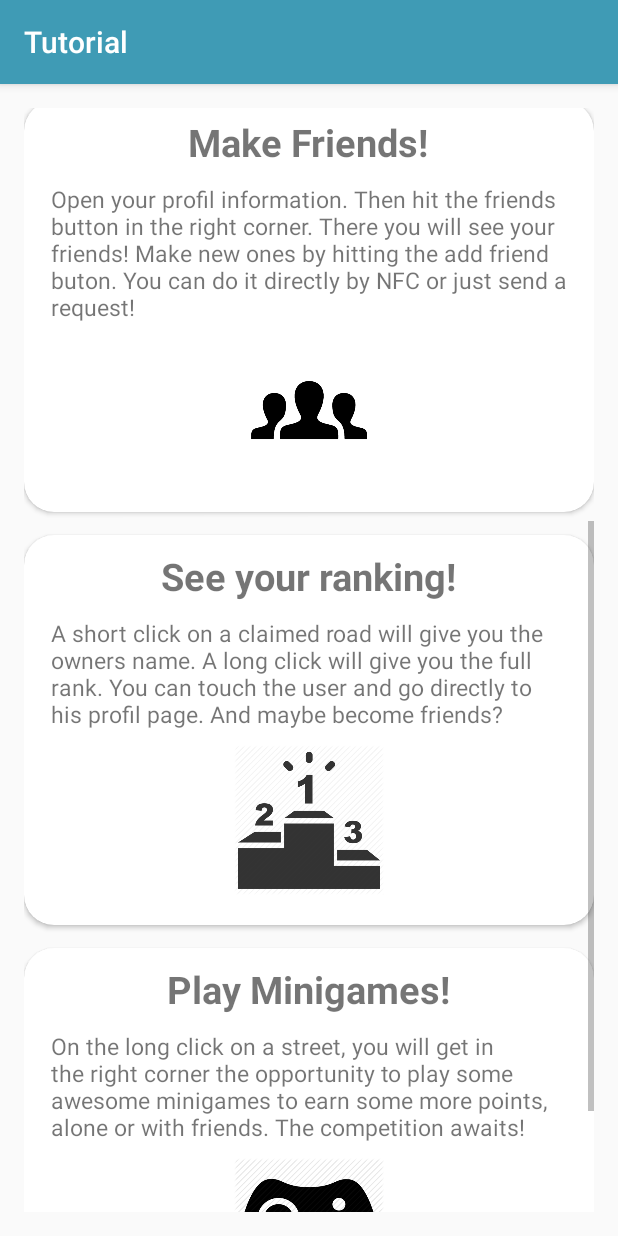
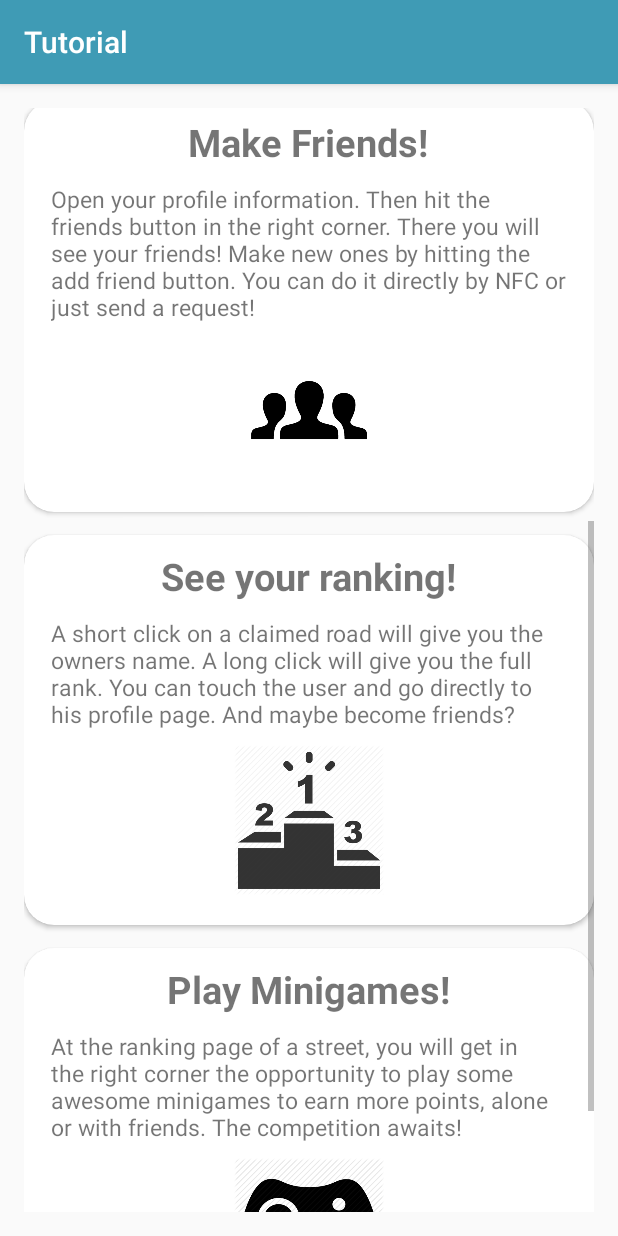
Before and after one commit to timower/RoadWars, an Android app: the screen it shows after launch (TutorialActivity), scrolled down 537 dp, on a phone screen of 412 x 824 dp. Run offline under Robolectric (Android 15) with nearby library versions, the light colour scheme and no system bars.

Commit message:
Vertaling strings tutorial

```diff
--- a/app/src/main/res/values/strings.xml
+++ b/app/src/main/res/values/strings.xml
@@ -126,13 +126,13 @@
     <string name="welcome_tutorial">Welcome to RoadWars!</string>
     <string name="welcome_tutorial_extra">This quick tutorial will guide you through the main features of this app.</string>
     <string name="start_tutorial">Start your first game!</string>
-    <string name="start_tutorial_extra">Push the start button. Ride the bike. You will get points dependend of your speed and time spend in the street. Be sure your speed is between 5km/h and 45 km/h. Collect your points afterward by pressing the stop button.</string>
+    <string name="start_tutorial_extra">Push the start button. Ride the bike. You will get points depending on your speed and time spent in the street. Be sure your speed is between 10km/h and 45 km/h. Collect your points afterwards by pressing the stop button.</string>
     <string name="friends_tutorial">Make Friends!</string>
-    <string name="friends_tutorial_extra">Open your profil information. Then hit the friends button in the right corner. There you will see your friends! Make new ones by hitting the add friend buton. You can do it directly by NFC or just send a request!</string>
+    <string name="friends_tutorial_extra">Open your profile information. Then hit the friends button in the right corner. There you will see your friends! Make new ones by hitting the add friend button. You can do it directly by NFC or just send a request!</string>
     <string name="ranking_tutorial">See your ranking!</string>
-    <string name="ranking_tutorial_extra">A short click on a claimed road will give you the owners name. A long click will give you the full rank. You can touch the user and go directly to his profil page. And maybe become friends?</string>
+    <string name="ranking_tutorial_extra">A short click on a claimed road will give you the owners name. A long click will give you the full rank. You can touch the user and go directly to his profile page. And maybe become friends?</string>
     <string name="minigames_tutorial">Play Minigames!</string>
-    <string name="minigames_tutorial_extra">On the long click on a street, you will get in the right corner the opportunity to play some awesome minigames to earn some more points, alone or with friends. The competition awaits!</string>
+    <string name="minigames_tutorial_extra">At the ranking page of a street, you will get in the right corner the opportunity to play some awesome minigames to earn more points, alone or with friends. The competition awaits!</string>
     <string name="tutorial_button">Join the war!</string>
 
 </resources>
```
Also changed, not shown: 1 other file.
